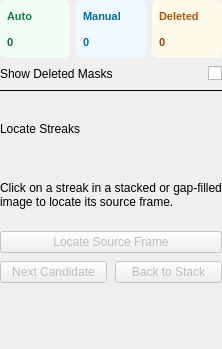
Old version of the form src/startrails/ui/step_review_detections.ui in the repository gkyle/startrails.
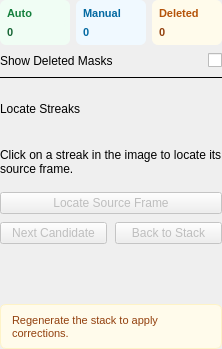
New version of the form. Custom widgets are drawn as their Qt base class.

Commit message: corrections and regen stack

```diff
--- a/src/startrails/ui/step_review_detections.ui
+++ b/src/startrails/ui/step_review_detections.ui
@@ -238,7 +238,7 @@
    <item>
     <widget class="QLabel" name="findBrightestHint">
      <property name="text">
-      <string>Click on a streak in a stacked or gap-filled image to locate its source frame.</string>
+      <string>Click on a streak in the image to locate its source frame.</string>
      </property>
      <property name="wordWrap">
       <bool>true</bool>
@@ -304,6 +304,24 @@
      </property>
     </widget>
    </item>
+   <item>
+    <widget class="QLabel" name="pendingCorrectionsNotice">
+     <property name="styleSheet">
+      <string notr="true">background-color: #fffbeb;
+border: 1px solid #fef3c7;
+border-radius: 6px;
+padding: 6px 8px;
+color: #92400e;
+font-size: 11px;</string>
+     </property>
+     <property name="text">
+      <string>Regenerate the stack to apply corrections.</string>
+     </property>
+     <property name="wordWrap">
+      <bool>true</bool>
+     </property>
+    </widget>
+   </item>
   </layout>
  </widget>
  <customwidgets>
```
The commit also changes 10 other files.
